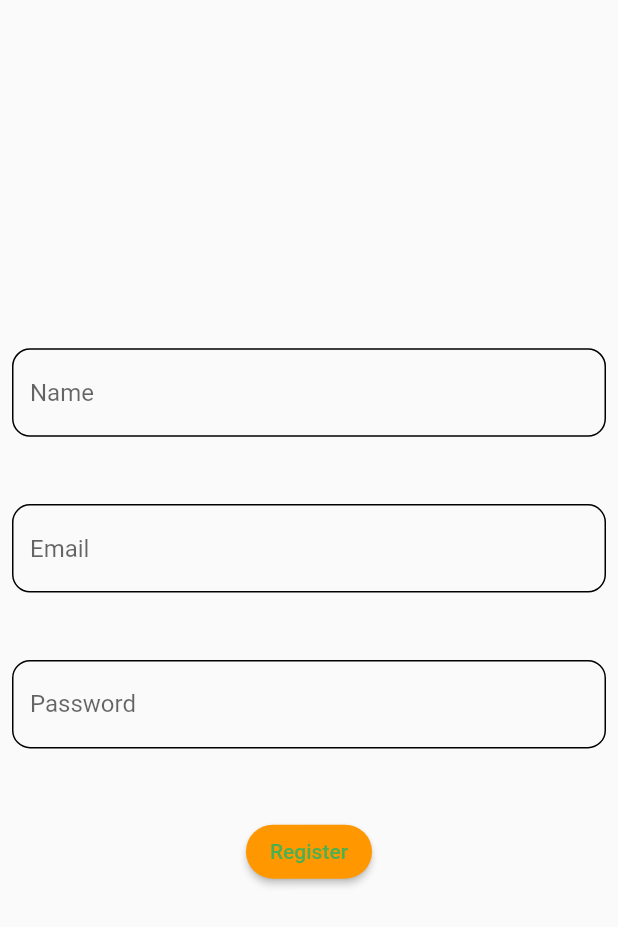
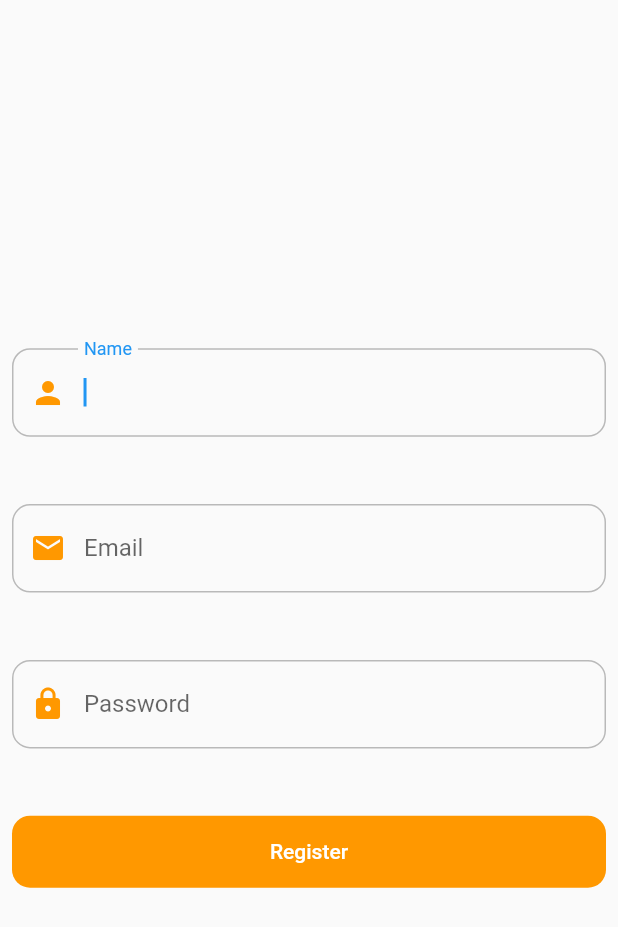
Before and after one commit to mustafa01-crypto/todo-app-with-nodeJS, a Flutter app: the TodoLogin screen opened directly, on a phone screen of 412 x 824 dp. Shown: the top 927 px of the screen. Run offline on Flutter 3.47's test engine with Material 2 defaults, Android fonts, the phone set to English and light mode, and no system bars; our stand-ins replace animated_text_kit, flutter_slidable, flutter_spinkit; network calls fail.

```diff
--- /dev/null
+++ b/lib/core/model/covid_model.dart
@@ -0,0 +1,70 @@
+// To parse this JSON data, do
+//
+//     final covid = covidFromJson(jsonString);
+
+import 'dart:convert';
+
+Covid covidFromJson(String str) => Covid.fromJson(json.decode(str));
+
+String covidToJson(Covid data) => json.encode(data.toJson());
+
+class Covid {
+  Covid({
+    required this.success,
+    required this.result,
+  });
+
+  bool success;
+  List<Resultc> result;
+
+  factory Covid.fromJson(Map<String, dynamic> json) => Covid(
+        success: json["success"],
+        result:
+            List<Resultc>.from(json["result"].map((x) => Resultc.fromJson(x))),
+      );
+
+  Map<String, dynamic> toJson() => {
+        "success": success,
+        "result": List<dynamic>.from(result.map((x) => x.toJson())),
+      };
+}
+
+class Resultc {
+  Resultc({
+    required this.country,
+    required this.totalCases,
+    required this.newCases,
+    required this.totalDeaths,
+    required this.newDeaths,
+    required this.totalRecovered,
+    required this.activeCases,
+  });
+
+  String country;
+  String totalCases;
+  String newCases;
+  String totalDeaths;
+  String newDeaths;
+  String totalRecovered;
+  String activeCases;
+
+  factory Resultc.fromJson(Map<String, dynamic> json) => Resultc(
+        country: json["country"],
+        totalCases: json["totalCases"],
+        newCases: json["newCases"],
+        totalDeaths: json["totalDeaths"],
+        newDeaths: json["newDeaths"],
+        totalRecovered: json["totalRecovered"],
+        activeCases: json["activeCases"],
+      );
+
+  Map<String, dynamic> toJson() => {
+        "country": country,
+        "totalCases": totalCases,
+        "newCases": newCases,
+        "totalDeaths": totalDeaths,
+        "newDeaths": newDeaths,
+        "totalRecovered": totalRecovered,
+        "activeCases": activeCases,
+      };
+}
--- a/lib/core/service.dart
+++ b/lib/core/service.dart
@@ -1,17 +1,29 @@
 import 'dart:convert';
+import 'dart:io';
 import 'package:flutter/cupertino.dart';
 import 'package:http/http.dart' as http;
 import 'package:http/http.dart';
 import 'package:todo_app/core/model/toddo_register.dart';
 
+import 'model/covid_model.dart';
 import 'model/post_model.dart';
 import 'model/students.dart';
 import 'model/token_model.dart';
 
 class Service {
   final url = "http://10.0.2.2:3000/post";
-  final todo_register_url = "http://10.0.2.2:3000/users/signup";
+  final todoRegisterUrl = "http://10.0.2.2:3000/users/signup";
+  final todoLoginUrl = "http://10.0.2.2:3000/users/login";
   final heroku = "https://crud-flutter-note.herokuapp.com/post";
+
+  var baseUrl =
+      "https://api.collectapi.com/corona/countriesData?country=Turkey";
+
+  Map<String, String> headers = {
+    HttpHeaders.authorizationHeader:
+        "apikey 6rzDJTIZ8zmdE16C8bhRWi:1gF8lAE2Rue7VDBWbw9PoE",
+    HttpHeaders.contentTypeHeader: "application/json"
+  };
 
   Future<List<Students>> getArticle() async {
     Response res = await http.get(
@@ -68,7 +80,7 @@ class Service {
   Future<TodoRegister> todoRegister(
       String name, String email, String password) async {
     final request = await http.post(
-      Uri.parse(todo_register_url),
+      Uri.parse(todoRegisterUrl),
       body: {'name': name, 'email': email, 'password': password},
     );
     if (request.statusCode == 201) {
@@ -78,4 +90,23 @@ class Service {
       throw "Unable to Tokens";
     }
   }
+
+  Future<List<Resultc>> getCovid() async {
+    Response res = await http.get(Uri.parse(baseUrl), headers: headers);
+
+    //first of all let's check that we got a 200 statu code: this mean that the request was a succes
+    if (res.statusCode == 200) {
+      Map<String, dynamic> json = jsonDecode(res.body);
+
+      List<dynamic> body = json['result'];
+
+      //this line will allow us to get the different articles from the json file and putting them into a list
+      List<Resultc> result =
+          body.map((dynamic item) => Resultc.fromJson(item)).toList();
+
+      return result;
+    } else {
+      throw ("Can't get the Articles");
+    }
+  }
 }
--- a/lib/ui/todo_login.dart
+++ b/lib/ui/todo_login.dart
@@ -13,7 +13,9 @@ class _TodoLoginState extends State<TodoLogin> {
   TextEditingController t1 = TextEditingController();
   TextEditingController t2 = TextEditingController();
   TextEditingController t3 = TextEditingController();
+
   bool _flag = true;
+
   @override
   Widget build(BuildContext context) {
     return Scaffold(
@@ -26,35 +28,58 @@ class _TodoLoginState extends State<TodoLogin> {
               flex: 5,
             ),
             TextFormField(
+              autofocus: true,
               controller: t1,
-              decoration: newMethod("Name"),
+              decoration: newMethod(
+                  Icon(
+                    Icons.person,
+                    color: Theme.of(context).primaryColor,
+                  ),
+                  "Name"),
             ),
             const Spacer(
               flex: 1,
             ),
-            TextFormField(controller: t2, decoration: newMethod("Email")),
+            TextFormField(
+                controller: t2,
+                decoration: newMethod(
+                    Icon(
+                      Icons.email,
+                      color: Theme.of(context).primaryColor,
+                    ),
+                    "Email")),
             const Spacer(
               flex: 1,
             ),
             TextFormField(
               controller: t3,
-              decoration: newMethod("Password"),
+              decoration: newMethod(
+                  Icon(
+                    Icons.lock,
+                    color: Theme.of(context).primaryColor,
+                  ),
+                  "Password"),
             ),
             const Spacer(
               flex: 1,
             ),
-            ElevatedButton(
-                style: ElevatedButton.styleFrom(
-                    primary: Colors.orange,
-                    onPrimary: Colors.green,
-                    shape: const StadiumBorder()),
-                onPressed: () async {
-                  await api.todoRegister(t1.text, t2.text, t3.text);
-                  setState(() {
-                    _flag = !_flag;
-                  });
-                },
-                child: const Text("Register")),
+            Container(
+              width: MediaQuery.of(context).size.height * 0.8,
+              decoration: BoxDecoration(
+                  color: Colors.orange,
+                  borderRadius: BorderRadius.circular(12)),
+              child: TextButton(
+                  onPressed: () {
+                    //   await api.todoRegister(t1.text, t2.text, t3.text);
+                    setState(() {
+                      _flag = !_flag;
+                    });
+                  },
+                  child: const Text(
+                    "Register",
+                    style: TextStyle(color: Colors.white),
+                  )),
+            ),
             const Spacer(
               flex: 5,
             ),
@@ -64,12 +89,24 @@ class _TodoLoginState extends State<TodoLogin> {
     );
   }
 
-  InputDecoration newMethod(String hint) {
+  InputDecoration newMethod(Widget icon, String label) {
     return InputDecoration(
-      hintText: hint,
+      prefixIcon: icon,
+      labelText: label,
+      focusColor: Colors.orange,
+      fillColor: Colors.orange,
       enabledBorder: OutlineInputBorder(
           borderRadius: BorderRadius.circular(12),
-          borderSide: const BorderSide(color: Colors.black)),
+          borderSide: const BorderSide(color: Colors.black26)),
+      focusedBorder: OutlineInputBorder(
+          borderRadius: BorderRadius.circular(12),
+          borderSide: const BorderSide(color: Colors.black26)),
+      errorBorder: OutlineInputBorder(
+          borderRadius: BorderRadius.circular(12),
+          borderSide: const BorderSide(color: Colors.black26)),
+      disabledBorder: OutlineInputBorder(
+          borderRadius: BorderRadius.circular(12),
+          borderSide: const BorderSide(color: Colors.black26)),
     );
   }
 }
--- a/pubspec.yaml
+++ b/pubspec.yaml
@@ -70,8 +70,8 @@ flutter:
   uses-material-design: true
 
   # To add assets to your application, add an assets section, like this:
-  # assets:
-  #   - images/a_dot_burr.jpeg
+  assets:
+    - assets/
   #   - images/a_dot_ham.jpeg
 
   # An image asset can refer to one or more resolution-specific "variants", see
```
Also changed, not shown: lib/main.dart (+9 -1 lines), lib/ui/covid_background.dart (added, +175 -0 lines), assets/covid.jpg (added).
